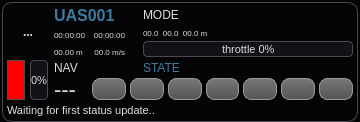
The window that src/ui/UASView.ui (mavlink/qgroundcontrol) describes before a commit, drawn with Qt 5.
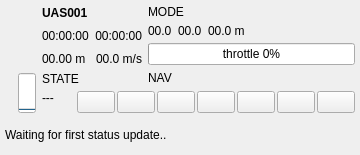
The same window after the commit. Icons and pictures are not drawn.

Commit message: Reworked the UAS listing. It's organized differently and styled differently. Also the fading of the heartbeat status now works properly. Also fixed some theming issues with the connectButton when it was checked.

Patch:
```diff
--- a/src/ui/UASView.ui
+++ b/src/ui/UASView.ui
@@ -7,7 +7,7 @@
     <x>0</x>
     <y>0</y>
     <width>360</width>
-    <height>121</height>
+    <height>155</height>
    </rect>
   </property>
   <property name="sizePolicy">
@@ -32,500 +32,57 @@
    <string>Form</string>
   </property>
   <property name="styleSheet">
-   <string notr="true">QWidget#colorIcon {}
-
-QWidget {
-background-color: #050508;
-color: #DDDDDF;
-background-clip: border;
-font-size: 11px;
-}
-
-QLabel {
-background-color: transparent;
-}
-
-QLabel#nameLabel {
-	font: bold 16px;
-	color: #3C7B9E;
-}
-
-QLabel#modeLabel {
-	font: 12px;
-}
-
-QLabel#stateLabel {
-	font: 12px;
-	color: #3C7B9E;
-}
-
-QLabel#navLabel {
-	font: 12px;
-}
-
-QLabel#positionLabel {
-	font: 8px;
-}
-
-QLabel#timeElapsedLabel {
-	font: 8px;
-}
-
-QLabel#groundDistanceLabel {
-	font: 8px;
-}
-
-QLabel#speedLabel {
-	font: 8px;
-}
-
-QLabel#timeRemainingLabel {
-	font: 8px;
-}
-
-QLabel#waypointLabel {
-	font: 22px;
-}
-
-QGroupBox {
-	border: 1px solid #4A4A4F;
-	border-radius: 10px;
-	padding: 0px 0px 0px 0px;
-	margin: 0px;
-}
-
- QGroupBox::title {
-     subcontrol-origin: margin;
-     subcontrol-position: top center; /* position at the top center */
-     margin: 0 3px 0px 3px;
-     padding: 0 3px 0px 0px;
-     font: bold 8px;
- }
-
-QGroupBox#heartbeatIcon {
-	background-color: red;
-}
-
-QToolButton#typeButton {
-	font-weight: bold;
-	font-size: 12px;
-	border: 0px solid #999999;
-	border-radius: 5px;
-	min-width:42px;
-	max-width: 42px;
-	min-height: 42px;
-	max-height: 42px;
-	padding: 0px;
-	margin: 0px;
-	background-color: none;
-}
-
-QPushButton {
-	font-weight: bold;
-	font-size: 12px;
-	border: 1px solid #999999;
-	border-radius: 8px;
-	min-width: 20px;
-	max-width: 32px;
-	min-height: 16px;
-	max-height: 16px;
-	padding: 2px;
-	spacing: 10px;
-	background-color: qlineargradient(x1: 0, y1: 0, x2: 0, y2: 1, stop: 0 #777777, stop: 1 #555555);
-}
-
-QPushButton:pressed {
-	background-color: qlineargradient(x1: 0, y1: 0, x2: 0, y2: 1, stop: 0 #444444, stop: 1 #555555);
-}
-
-QPushButton#abortButton {
-	background: qlineargradient(x1:0, y1:0, x2:0, y2:1,
-                             stop:0 #ffee01, stop:1 #ae8f00);
-}
-
-QPushButton:pressed#abortButton {
-	background: qlineargradient(x1:0, y1:0, x2:0, y2:1,
-                             stop:0 #bbaa00, stop:1 #a05b00);
-}
-
-QPushButton#killButton {
-	background: qlineargradient(x1:0, y1:0, x2:0, y2:1,
-                             stop:0 #ffb917, stop:1 #b37300);
-}
-
-QPushButton:pressed#killButton {
-	background: qlineargradient(x1:0, y1:0, x2:0, y2:1,
-                             stop:0 #bb8500, stop:1 #903000);
-}
-
-
-QProgressBar:horizontal {
-	border: 1px solid #4A4A4F;
-	border-radius: 4px;
-	text-align: center;
-	padding: 2px;
-	color: #111111;
-	background-color: #111118;
-}
-
-QProgressBar:vertical {
-	border: 1px solid #4A4A4F;
-	border-radius: 4px;
-	text-align: center;
-	font-size: 7px;
-	padding: 2px;
-	color: #DDDDDF;
-    min-width: 16px;
-	background-color: #111118;
-}
-
-QProgressBar:horizontal {
-	height: 10px;
-}
-
-QProgressBar:horizontal QLabel {
-	font-size: 9px;
-	color: #111111;
-}
-
-QProgressBar:vertical QLabel {
-	font-size: 7px;
-}
-
-QProgressBar:vertical {
-	width: 14px;
-}
-
-QProgressBar::chunk {
-	background-color: #656565;
-}
-
-QProgressBar::chunk#batteryBar {
-	background-color: green;
-}
-
-QProgressBar::chunk#speedBar {
-	background-color: yellow;
-}
-
-QProgressBar::chunk#thrustBar {
-	background-color: orange;
-}
-
-QToolTip {
-        background-color: #090909;
-        border: 1px solid #379AC3;
-	border-radius: 3px;
-    color: #DDDDDF;
-}
-
-QMenu {
-    border: 1px solid #379AC3;
-background-color: #050508;
-color: #DDDDDF;
-background-clip: border;
-font-size: 11px;
-}
-
-QMenu::separator {
-     height: 1px;
-     background: #379AC3;
-     margin-top: 8px;
-     margin-bottom: 4px;
-     margin-left: 5px;
-     margin-right: 5px;
- }</string>
+   <string notr="true"/>
   </property>
-  <layout class="QHBoxLayout" name="horizontalLayout_2">
-   <property name="spacing">
-    <number>2</number>
-   </property>
-   <property name="leftMargin">
-    <number>2</number>
-   </property>
-   <property name="topMargin">
-    <number>2</number>
-   </property>
-   <property name="rightMargin">
-    <number>2</number>
-   </property>
-   <property name="bottomMargin">
-    <number>0</number>
-   </property>
-   <item>
-    <widget class="QGroupBox" name="uasViewFrame">
-     <property name="sizePolicy">
-      <sizepolicy hsizetype="MinimumExpanding" vsizetype="Fixed">
-       <horstretch>0</horstretch>
-       <verstretch>0</verstretch>
-      </sizepolicy>
-     </property>
-     <property name="minimumSize">
-      <size>
-       <width>0</width>
-       <height>0</height>
-      </size>
-     </property>
-     <property name="maximumSize">
-      <size>
-       <width>16777215</width>
-       <height>130</height>
-      </size>
-     </property>
-     <property name="title">
-      <string/>
-     </property>
-     <layout class="QGridLayout" name="gridLayout" columnstretch="1,1,10,10,10,0,90,90">
-      <property name="horizontalSpacing">
-       <number>5</number>
-      </property>
-      <property name="verticalSpacing">
-       <number>2</number>
-      </property>
+  <layout class="QVBoxLayout" name="verticalLayout">
       <property name="margin">
-       <number>4</number>
-      </property>
-      <item row="0" column="0" rowspan="5" colspan="2">
-       <widget class="QToolButton" name="typeButton">
-        <property name="minimumSize">
-         <size>
-          <width>42</width>
-          <height>42</height>
-         </size>
-        </property>
-        <property name="maximumSize">
-         <size>
-          <width>42</width>
-          <height>42</height>
-         </size>
-        </property>
-        <property name="baseSize">
-         <size>
-          <width>30</width>
-          <height>30</height>
-         </size>
-        </property>
+    <number>5</number>
+   </property>
+   <item>
+    <layout class="QGridLayout" name="gridLayout">
+     <property name="topMargin">
+      <number>0</number>
+     </property>
+     <item row="1" column="0" rowspan="2">
+      <layout class="QVBoxLayout" name="verticalLayout_2">
+       <property name="topMargin">
+        <number>0</number>
+       </property>
+       <item>
+        <widget class="QLabel" name="typeLabel">
         <property name="toolTip">
          <string>System Type</string>
         </property>
         <property name="statusTip">
-         <string>System Type</string>
-        </property>
-        <property name="text">
-         <string>...</string>
-        </property>
-        <property name="icon">
-         <iconset resource="../../qgroundcontrol.qrc">
-          <normaloff>:/files/images/mavs/unknown.svg</normaloff>:/files/images/mavs/unknown.svg</iconset>
-        </property>
-        <property name="iconSize">
-         <size>
-          <width>42</width>
-          <height>42</height>
-         </size>
-        </property>
-       </widget>
-      </item>
-      <item row="0" column="2" colspan="3">
-       <widget class="QLabel" name="nameLabel">
-        <property name="maximumSize">
-         <size>
-          <width>16777215</width>
-          <height>16</height>
-         </size>
-        </property>
-        <property name="font">
-         <font>
-          <pointsize>-1</pointsize>
-          <weight>75</weight>
-          <italic>false</italic>
-          <bold>true</bold>
-         </font>
-        </property>
-        <property name="toolTip">
-         <string>System Name</string>
-        </property>
-        <property name="statusTip">
-         <string>System Name</string>
-        </property>
+          <string>System type</string>
+         </property>
+         <property name="whatsThis">
+          <string>System type</string>
+         </property>
         <property name="text">
-         <string>UAS001</string>
-        </property>
-       </widget>
-      </item>
-      <item row="0" column="6" colspan="2">
-       <widget class="QLabel" name="modeLabel">
-        <property name="maximumSize">
-         <size>
-          <width>16777215</width>
-          <height>16</height>
-         </size>
-        </property>
-        <property name="font">
-         <font>
-          <pointsize>-1</pointsize>
-          <weight>50</weight>
-          <italic>false</italic>
-          <bold>false</bold>
-         </font>
-        </property>
-        <property name="text">
-         <string>MODE</string>
-        </property>
-        <property name="alignment">
-         <set>Qt::AlignLeading|Qt::AlignLeft|Qt::AlignVCenter</set>
-        </property>
-       </widget>
-      </item>
-      <item row="1" column="2" rowspan="3">
-       <widget class="QLabel" name="timeRemainingLabel">
-        <property name="font">
-         <font>
-          <pointsize>-1</pointsize>
-          <weight>50</weight>
-          <italic>false</italic>
-          <bold>false</bold>
-         </font>
-        </property>
-        <property name="toolTip">
-         <string>Remaining flight time</string>
-        </property>
-        <property name="statusTip">
-         <string>Remaining flight time</string>
-        </property>
-        <property name="text">
-         <string>00:00:00</string>
-        </property>
-        <property name="alignment">
-         <set>Qt::AlignLeading|Qt::AlignLeft|Qt::AlignVCenter</set>
-        </property>
-       </widget>
-      </item>
-      <item row="1" column="3" rowspan="3" colspan="2">
-       <widget class="QLabel" name="timeElapsedLabel">
-        <property name="font">
-         <font>
-          <pointsize>-1</pointsize>
-          <weight>50</weight>
-          <italic>false</italic>
-          <bold>false</bold>
-         </font>
-        </property>
-        <property name="toolTip">
-         <string>Uptime</string>
-        </property>
-        <property name="statusTip">
-         <string>Uptime</string>
-        </property>
-        <property name="text">
-         <string>00:00:00</string>
-        </property>
-        <property name="alignment">
-         <set>Qt::AlignRight|Qt::AlignTrailing|Qt::AlignVCenter</set>
-        </property>
-       </widget>
-      </item>
-      <item row="3" column="6" rowspan="2" colspan="2">
-       <widget class="QProgressBar" name="thrustBar">
-        <property name="font">
-         <font>
-          <pointsize>-1</pointsize>
-         </font>
-        </property>
-        <property name="toolTip">
-         <string>Current throttle</string>
-        </property>
-        <property name="statusTip">
-         <string>Current throttle</string>
-        </property>
-        <property name="value">
+          <string/>
+         </property>
+         <property name="pixmap">
+          <pixmap resource="../../qgroundcontrol.qrc">:/files/images/mavs/unknown.svg</pixmap>
+         </property>
+        </widget>
+       </item>
+       <item>
+        <layout class="QHBoxLayout" name="horizontalLayout_3">
+         <property name="topMargin">
          <number>0</number>
         </property>
-        <property name="format">
-         <string>throttle %p%</string>
-        </property>
-       </widget>
-      </item>
-      <item row="4" column="2">
-       <widget class="QLabel" name="groundDistanceLabel">
-        <property name="font">
-         <font>
-          <pointsize>-1</pointsize>
-          <weight>50</weight>
-          <italic>false</italic>
-          <bold>false</bold>
-         </font>
-        </property>
+         <item>
+          <widget class="QLabel" name="heartBeatLabel">
         <property name="toolTip">
-         <string>Altitude</string>
-        </property>
-        <property name="statusTip">
-         <string>Altitude</string>
-        </property>
-        <property name="text">
-         <string>00.00 m</string>
-        </property>
-        <property name="alignment">
-         <set>Qt::AlignLeading|Qt::AlignLeft|Qt::AlignVCenter</set>
-        </property>
-       </widget>
-      </item>
-      <item row="4" column="3" colspan="2">
-       <widget class="QLabel" name="speedLabel">
-        <property name="font">
-         <font>
-          <pointsize>-1</pointsize>
-          <weight>50</weight>
-          <italic>false</italic>
-          <bold>false</bold>
-         </font>
-        </property>
-        <property name="toolTip">
-         <string>Ground Speed</string>
-        </property>
-        <property name="statusTip">
-         <string>Ground Speed</string>
-        </property>
-        <property name="text">
-         <string>00.0 m/s</string>
-        </property>
-        <property name="alignment">
-         <set>Qt::AlignRight|Qt::AlignTrailing|Qt::AlignVCenter</set>
-        </property>
-       </widget>
-      </item>
-      <item row="5" column="0" rowspan="3">
-       <widget class="QGroupBox" name="heartbeatIcon">
-        <property name="sizePolicy">
-         <sizepolicy hsizetype="Fixed" vsizetype="Preferred">
-          <horstretch>0</horstretch>
-          <verstretch>0</verstretch>
-         </sizepolicy>
-        </property>
-        <property name="minimumSize">
-         <size>
-          <width>18</width>
-          <height>0</height>
-         </size>
-        </property>
-        <property name="maximumSize">
-         <size>
-          <width>18</width>
-          <height>40</height>
-         </size>
-        </property>
-        <property name="toolTip">
          <string>Heartbeat</string>
         </property>
-        <property name="statusTip">
-         <string>Heartbeat</string>
-        </property>
-        <property name="title">
+           <property name="text">
          <string/>
         </property>
        </widget>
       </item>
-      <item row="5" column="1" rowspan="3">
+         <item>
        <widget class="QProgressBar" name="batteryBar">
         <property name="minimumSize">
          <size>
@@ -540,9 +97,7 @@
          </size>
         </property>
         <property name="font">
-         <font>
-          <pointsize>-1</pointsize>
-         </font>
+            <font/>
         </property>
         <property name="toolTip">
          <string>Battery Fuel</string>
@@ -553,16 +108,30 @@
         <property name="value">
          <number>0</number>
         </property>
+           <property name="textVisible">
+            <bool>false</bool>
+           </property>
         <property name="orientation">
          <enum>Qt::Vertical</enum>
         </property>
        </widget>
       </item>
-      <item row="7" column="2">
+        </layout>
+       </item>
+      </layout>
+     </item>
+     <item row="2" column="1" colspan="2">
+      <layout class="QHBoxLayout" name="horizontalLayout_2">
+       <property name="spacing">
+        <number>2</number>
+       </property>
+       <property name="topMargin">
+        <number>0</number>
+       </property>
+       <item>
        <widget class="QLabel" name="waypointLabel">
         <property name="font">
          <font>
-          <pointsize>-1</pointsize>
           <weight>50</weight>
           <italic>false</italic>
           <bold>false</bold>
@@ -582,47 +151,6 @@
         </property>
        </widget>
       </item>
-      <item row="2" column="6" colspan="2">
-       <widget class="QLabel" name="positionLabel">
-        <property name="minimumSize">
-         <size>
-          <width>0</width>
-          <height>12</height>
-         </size>
-        </property>
-        <property name="maximumSize">
-         <size>
-          <width>16777215</width>
-          <height>12</height>
-         </size>
-        </property>
-        <property name="font">
-         <font>
-          <pointsize>-1</pointsize>
-          <weight>50</weight>
-          <italic>false</italic>
-          <bold>false</bold>
-         </font>
-        </property>
-        <property name="toolTip">
-         <string>Current Position</string>
-        </property>
-        <property name="statusTip">
-         <string>Current Position</string>
-        </property>
-        <property name="text">
-         <string>00.0  00.0  00.0 m</string>
-        </property>
-       </widget>
-      </item>
-      <item row="7" column="3" colspan="5">
-       <layout class="QHBoxLayout" name="horizontalLayout" stretch="1,1,1,1,1,1,1">
-        <property name="spacing">
-         <number>4</number>
-        </property>
-        <property name="sizeConstraint">
-         <enum>QLayout::SetMinimumSize</enum>
-        </property>
         <item>
          <widget class="QPushButton" name="liftoffButton">
           <property name="minimumSize">
@@ -652,6 +180,41 @@
           </property>
          </widget>
         </item>
+       <item>
+        <widget class="QPushButton" name="abortButton">
+         <property name="sizePolicy">
+          <sizepolicy hsizetype="Minimum" vsizetype="Fixed">
+           <horstretch>0</horstretch>
+           <verstretch>0</verstretch>
+          </sizepolicy>
+         </property>
+         <property name="minimumSize">
+          <size>
+           <width>26</width>
+           <height>22</height>
+          </size>
+         </property>
+         <property name="maximumSize">
+          <size>
+           <width>38</width>
+           <height>22</height>
+          </size>
+         </property>
+         <property name="toolTip">
+          <string>Emergency land system at closest possible site</string>
+         </property>
+         <property name="statusTip">
+          <string>Emergency land system at closest possible site</string>
+         </property>
+         <property name="text">
+          <string/>
+         </property>
+         <property name="icon">
+          <iconset resource="../../qgroundcontrol.qrc">
+           <normaloff>:/files/images/actions/media-playback-stop.svg</normaloff>:/files/images/actions/media-playback-stop.svg</iconset>
+         </property>
+        </widget>
+       </item>
         <item>
          <widget class="QPushButton" name="haltButton">
           <property name="minimumSize">
@@ -739,64 +302,6 @@
           </property>
          </widget>
         </item>
-        <item>
-         <widget class="QPushButton" name="shutdownButton">
-          <property name="maximumSize">
-           <size>
-            <width>38</width>
-            <height>22</height>
-           </size>
-          </property>
-          <property name="toolTip">
-           <string>Only in standby mode: Power off system</string>
-          </property>
-          <property name="statusTip">
-           <string>Only in standby mode: Power off system</string>
-          </property>
-          <property name="text">
-           <string/>
-          </property>
-          <property name="icon">
-           <iconset resource="../../qgroundcontrol.qrc">
-            <normaloff>:/files/images/actions/system-log-out.svg</normaloff>:/files/images/actions/system-log-out.svg</iconset>
-          </property>
-         </widget>
-        </item>
-        <item>
-         <widget class="QPushButton" name="abortButton">
-          <property name="sizePolicy">
-           <sizepolicy hsizetype="Minimum" vsizetype="Fixed">
-            <horstretch>0</horstretch>
-            <verstretch>0</verstretch>
-           </sizepolicy>
-          </property>
-          <property name="minimumSize">
-           <size>
-            <width>26</width>
-            <height>22</height>
-           </size>
-          </property>
-          <property name="maximumSize">
-           <size>
-            <width>38</width>
-            <height>22</height>
-           </size>
-          </property>
-          <property name="toolTip">
-           <string>Emergency land system at closest possible site</string>
-          </property>
-          <property name="statusTip">
-           <string>Emergency land system at closest possible site</string>
-          </property>
-          <property name="text">
-           <string/>
-          </property>
-          <property name="icon">
-           <iconset resource="../../qgroundcontrol.qrc">
-            <normaloff>:/files/images/actions/media-playback-stop.svg</normaloff>:/files/images/actions/media-playback-stop.svg</iconset>
-          </property>
-         </widget>
-        </item>
         <item>
          <widget class="QPushButton" name="killButton">
           <property name="minimumSize">
@@ -826,16 +331,170 @@
           </property>
          </widget>
         </item>
-       </layout>
-      </item>
-      <item row="8" column="0" colspan="8">
-       <widget class="QLabel" name="statusTextLabel">
+       <item>
+        <widget class="QPushButton" name="shutdownButton">
+         <property name="maximumSize">
+          <size>
+           <width>38</width>
+           <height>22</height>
+          </size>
+         </property>
+         <property name="toolTip">
+          <string>Only in standby mode: Power off system</string>
+         </property>
+         <property name="statusTip">
+          <string>Only in standby mode: Power off system</string>
+         </property>
+         <property name="text">
+          <string/>
+         </property>
+         <property name="icon">
+          <iconset resource="../../qgroundcontrol.qrc">
+           <normaloff>:/files/images/actions/system-log-out.svg</normaloff>:/files/images/actions/system-log-out.svg</iconset>
+         </property>
+        </widget>
+       </item>
+       <item>
+        <layout class="QHBoxLayout" name="horizontalLayout">
+         <property name="spacing">
+          <number>4</number>
+         </property>
+         <property name="sizeConstraint">
+          <enum>QLayout::SetMinimumSize</enum>
+         </property>
+        </layout>
+       </item>
+      </layout>
+     </item>
+     <item row="1" column="1">
+      <layout class="QVBoxLayout" name="verticalLayout_3">
+       <item>
+        <widget class="QLabel" name="nameLabel">
+         <property name="maximumSize">
+          <size>
+           <width>16777215</width>
+           <height>16</height>
+          </size>
+         </property>
+         <property name="font">
+          <font>
+           <weight>75</weight>
+           <italic>false</italic>
+           <bold>true</bold>
+          </font>
+         </property>
+         <property name="toolTip">
+          <string>System Name</string>
+         </property>
+         <property name="statusTip">
+          <string>System Name</string>
+         </property>
         <property name="text">
-         <string>Waiting for first status update..</string>
+          <string>UAS001</string>
         </property>
        </widget>
       </item>
-      <item row="6" column="6">
+       <item>
+        <layout class="QHBoxLayout" name="horizontalLayout_4">
+         <item>
+          <widget class="QLabel" name="timeRemainingLabel">
+           <property name="font">
+            <font>
+             <weight>50</weight>
+             <italic>false</italic>
+             <bold>false</bold>
+            </font>
+           </property>
+           <property name="toolTip">
+            <string>Remaining flight time</string>
+           </property>
+           <property name="statusTip">
+            <string>Remaining flight time</string>
+           </property>
+           <property name="text">
+            <string>00:00:00</string>
+           </property>
+           <property name="alignment">
+            <set>Qt::AlignLeading|Qt::AlignLeft|Qt::AlignVCenter</set>
+           </property>
+          </widget>
+         </item>
+         <item>
+          <widget class="QLabel" name="timeElapsedLabel">
+           <property name="font">
+            <font>
+             <weight>50</weight>
+             <italic>false</italic>
+             <bold>false</bold>
+            </font>
+           </property>
+           <property name="toolTip">
+            <string>Uptime</string>
+           </property>
+           <property name="statusTip">
+            <string>Uptime</string>
+           </property>
+           <property name="text">
+            <string>00:00:00</string>
+           </property>
+           <property name="alignment">
+            <set>Qt::AlignRight|Qt::AlignTrailing|Qt::AlignVCenter</set>
+           </property>
+          </widget>
+         </item>
+        </layout>
+       </item>
+       <item>
+        <layout class="QHBoxLayout" name="horizontalLayout_5">
+         <item>
+          <widget class="QLabel" name="groundDistanceLabel">
+           <property name="font">
+            <font>
+             <weight>50</weight>
+             <italic>false</italic>
+             <bold>false</bold>
+            </font>
+           </property>
+           <property name="toolTip">
+            <string>Altitude</string>
+           </property>
+           <property name="statusTip">
+            <string>Altitude</string>
+           </property>
+           <property name="text">
+            <string>00.00 m</string>
+           </property>
+           <property name="alignment">
+            <set>Qt::AlignLeading|Qt::AlignLeft|Qt::AlignVCenter</set>
+           </property>
+          </widget>
+         </item>
+         <item>
+          <widget class="QLabel" name="speedLabel">
+           <property name="font">
+            <font>
+             <weight>50</weight>
+             <italic>false</italic>
+             <bold>false</bold>
+            </font>
+           </property>
+           <property name="toolTip">
+            <string>Ground Speed</string>
+           </property>
+           <property name="statusTip">
+            <string>Ground Speed</string>
+           </property>
+           <property name="text">
+            <string>00.0 m/s</string>
+           </property>
+           <property name="alignment">
+            <set>Qt::AlignRight|Qt::AlignTrailing|Qt::AlignVCenter</set>
+           </property>
+          </widget>
+         </item>
+        </layout>
+       </item>
+       <item>
        <widget class="QLabel" name="stateLabel">
         <property name="maximumSize">
          <size>
@@ -845,7 +504,6 @@
         </property>
         <property name="font">
          <font>
-          <pointsize>-1</pointsize>
           <weight>50</weight>
           <italic>false</italic>
           <bold>false</bold>
@@ -856,11 +514,88 @@
         </property>
        </widget>
       </item>
-      <item row="6" column="2" colspan="3">
+      </layout>
+     </item>
+     <item row="1" column="2">
+      <layout class="QVBoxLayout" name="verticalLayout_4">
+       <item>
+        <widget class="QLabel" name="modeLabel">
+         <property name="maximumSize">
+          <size>
+           <width>16777215</width>
+           <height>16</height>
+          </size>
+         </property>
+         <property name="font">
+          <font>
+           <weight>50</weight>
+           <italic>false</italic>
+           <bold>false</bold>
+          </font>
+         </property>
+         <property name="text">
+          <string>MODE</string>
+         </property>
+         <property name="alignment">
+          <set>Qt::AlignLeading|Qt::AlignLeft|Qt::AlignVCenter</set>
+         </property>
+        </widget>
+       </item>
+       <item>
+        <widget class="QLabel" name="positionLabel">
+         <property name="minimumSize">
+          <size>
+           <width>0</width>
+           <height>12</height>
+          </size>
+         </property>
+         <property name="maximumSize">
+          <size>
+           <width>16777215</width>
+           <height>12</height>
+          </size>
+         </property>
+         <property name="font">
+          <font>
+           <weight>50</weight>
+           <italic>false</italic>
+           <bold>false</bold>
+          </font>
+         </property>
+         <property name="toolTip">
+          <string>Current Position</string>
+         </property>
+         <property name="statusTip">
+          <string>Current Position</string>
+         </property>
+         <property name="text">
+          <string>00.0  00.0  00.0 m</string>
+         </property>
+        </widget>
+       </item>
+       <item>
+        <widget class="QProgressBar" name="thrustBar">
+         <property name="font">
+          <font/>
+         </property>
+         <property name="toolTip">
+          <string>Current throttle</string>
+         </property>
+         <property name="statusTip">
+          <string>Current throttle</string>
+         </property>
+         <property name="value">
+          <number>0</number>
+         </property>
+         <property name="format">
+          <string>throttle %p%</string>
+         </property>
+        </widget>
+       </item>
+       <item>
        <widget class="QLabel" name="navLabel">
         <property name="font">
          <font>
-          <pointsize>-1</pointsize>
           <weight>50</weight>
           <italic>false</italic>
           <bold>false</bold>
@@ -871,20 +606,15 @@
         </property>
        </widget>
       </item>
-      <item row="0" column="5" rowspan="7">
-       <spacer name="horizontalSpacer">
-        <property name="orientation">
-         <enum>Qt::Horizontal</enum>
-        </property>
-        <property name="sizeHint" stdset="0">
-         <size>
-          <width>8</width>
-          <height>20</height>
-         </size>
-        </property>
-       </spacer>
-      </item>
-     </layout>
+      </layout>
+     </item>
+    </layout>
+   </item>
+   <item>
+    <widget class="QLabel" name="statusTextLabel">
+     <property name="text">
+      <string>Waiting for first status update..</string>
+     </property>
     </widget>
    </item>
   </layout>
```
Left out of the diff: 2 changed lines with no effect on the pictures. Lines whose indentation alone changed are shown as unchanged. The commit also changes 8 other files.
